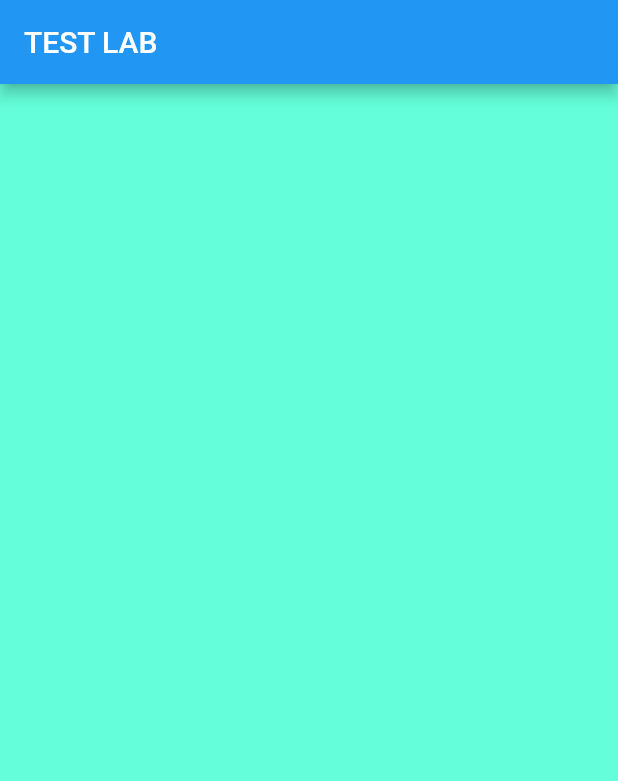
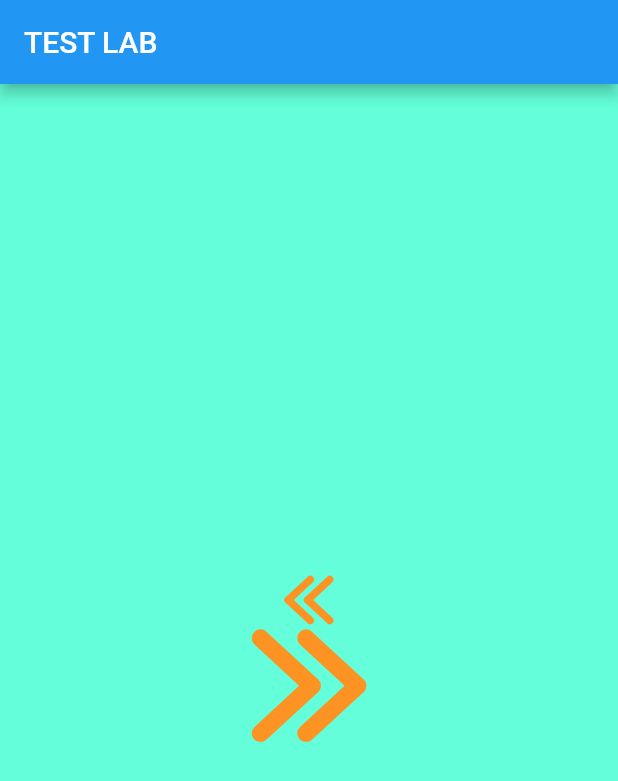
Before and after one commit to mohamadbastin/flutter-test-lab, a Flutter app: the screen it shows after launch, on a phone screen of 412 x 824 dp. Shown: the top 781 px of the screen. Run offline on Flutter 3.47's test engine with Material 2 defaults, Android fonts, the phone set to English and light mode, and no system bars; our stand-ins replace flutter_svg.

Commit message:
double arrow buttons

```diff
--- /dev/null
+++ b/lib/Widgets/double_arrow_buttons.dart
@@ -0,0 +1,53 @@
+import 'package:flutter/material.dart';
+import 'package:flutter_svg/flutter_svg.dart';
+
+class DoubleArrowButtonLeft extends StatelessWidget {
+  /// Creates an orange double arrow button facing left.
+  ///
+  /// Either the [height] argument should be specified, or the
+  /// widget should be placed in a context that sets tight layout constraints.
+  /// Otherwise, the results may not be desireable.
+  const DoubleArrowButtonLeft({Key? key, this.size, required this.onPressed})
+      : super(key: key);
+
+  final double? size;
+  final void Function()? onPressed;
+
+  @override
+  Widget build(BuildContext context) {
+    return GestureDetector(
+      onTap: onPressed,
+      child: SvgPicture.asset(
+        "assets/icons/double_arrow_button_left.svg",
+        height: size,
+      ),
+    );
+  }
+}
+
+class DoubleArrowButtonRight extends StatelessWidget {
+  /// Creates an orange double arrow button facing right.
+  ///
+  /// Either the [height] argument should be specified, or the
+  /// widget should be placed in a context that sets tight layout constraints.
+  /// Otherwise, the results may not be desireable.
+  const DoubleArrowButtonRight({Key? key, this.size, required this.onPressed})
+      : super(key: key);
+
+  final double? size;
+  final void Function()? onPressed;
+
+  @override
+  Widget build(BuildContext context) {
+    return GestureDetector(
+      onTap: onPressed,
+      child: RotatedBox(
+        quarterTurns: 2,
+        child: SvgPicture.asset(
+          "assets/icons/double_arrow_button_left.svg",
+          height: size,
+        ),
+      ),
+    );
+  }
+}
--- a/lib/main.dart
+++ b/lib/main.dart
@@ -1,4 +1,5 @@
 import 'package:flutter/material.dart';
+import 'Widgets/double_arrow_buttons.dart';
 
 void main() {
   runApp(const MyApp());
@@ -49,7 +50,13 @@ class _MyHomePageState extends State<MyHomePage> {
       body: Center(
           child: Column(
         mainAxisAlignment: MainAxisAlignment.center,
-        children: [],
+        children: [
+          const DoubleArrowButtonLeft(onPressed: null),
+          DoubleArrowButtonRight(
+            onPressed: () => print("object"),
+            size: 80,
+          )
+        ],
       )),
     );
   }
```
